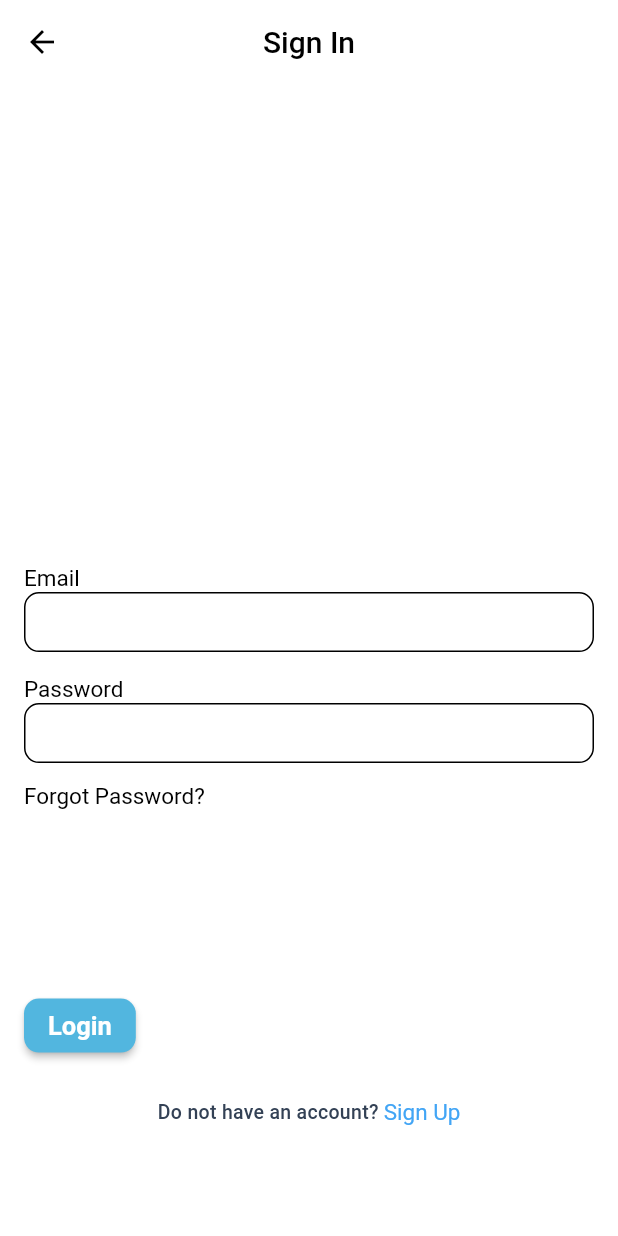
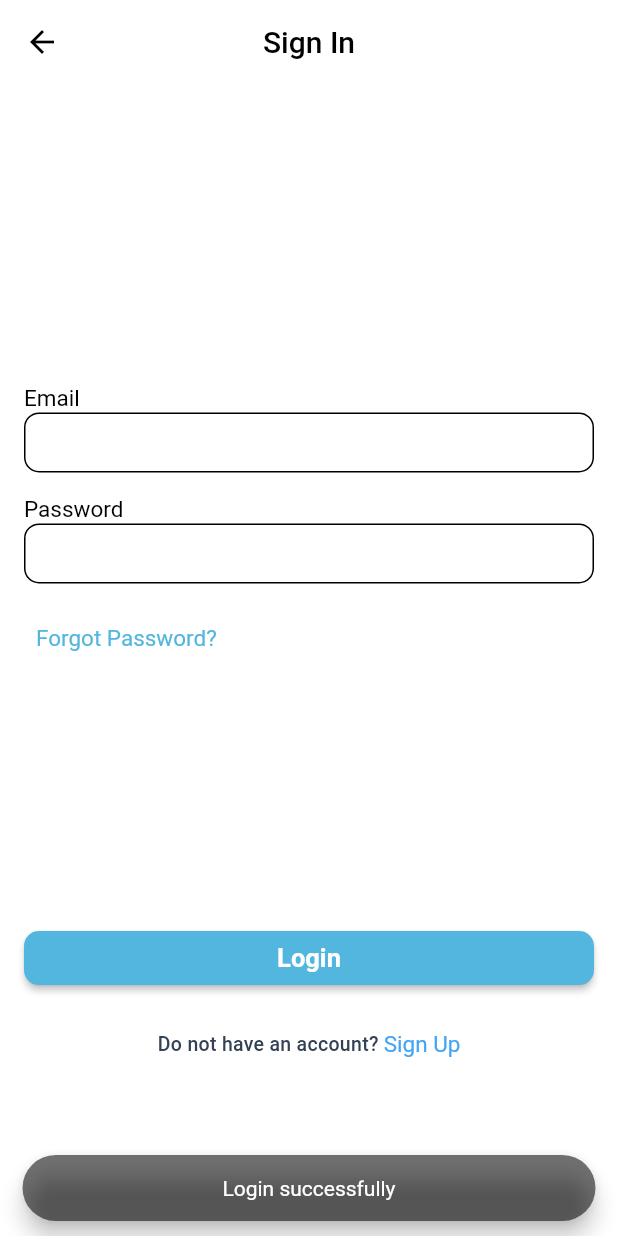
Before and after one commit to AmnaZafar43/CS27_Crime_Detection, a Flutter app: the SignIn screen opened directly, after a tap on "Login", on a phone screen of 412 x 824 dp. Run offline on Flutter 3.47's test engine with Material 2 defaults, Android fonts, the phone set to English and light mode, and no system bars; our stand-ins replace cloud_firestore, firebase_auth, firebase_core; accounts and stored records are empty; Roboto replaces fonts that are missing (Poppins).

Commit message:
Authentication Complete
Complete authentication with firebase

```diff
--- /dev/null
+++ b/crime_detection/lib/Models/user.dart
@@ -0,0 +1,36 @@
+class Users {
+  String name;
+  String email;
+  String password;
+  String username;
+  String userId;
+  String role;
+  DateTime createDate;
+  DateTime updateDate;
+  bool active;
+  Users({
+    required this.name,
+    required this.userId,
+    required this.username,
+    required this.role,
+    required this.createDate,
+    required this.updateDate,
+    required this.active,
+    required this.email,
+    required this.password,
+  });
+
+  Map<String, String> toMap() {
+    return {
+      "name": name,
+      "email": email,
+      "password": password,
+      "username": username,
+      "userId": userId,
+      "role": role,
+      "createDate": createDate.toIso8601String(),
+      "updateDate": updateDate.toIso8601String(),
+      "active": active.toString(),
+    };
+  }
+}
--- /dev/null
+++ b/crime_detection/lib/utils/toast.dart
@@ -0,0 +1,19 @@
+import 'package:flutter/material.dart';
+
+class Utils {
+  void showToast(BuildContext context, String message) {
+    ScaffoldMessenger.of(context).hideCurrentSnackBar();
+    ScaffoldMessenger.of(context).showSnackBar(
+      SnackBar(
+        backgroundColor: Colors.black54,
+        behavior: SnackBarBehavior.floating,
+        shape: const StadiumBorder(),
+        content: Text(
+          message,
+          textAlign: TextAlign.center,
+          style: const TextStyle(color: Colors.white),
+        ),
+      ),
+    );
+  }
+}
--- a/crime_detection/lib/windows/sign_in.dart
+++ b/crime_detection/lib/windows/sign_in.dart
@@ -1,15 +1,29 @@
+// ignore_for_file: use_build_context_synchronously
+
 import 'package:crime_detection/windows/cover_page.dart';
 import 'package:crime_detection/windows/sign_up.dart';
 import 'package:flutter/gestures.dart';
 import 'package:flutter/material.dart';
 
-class SignIn extends StatelessWidget {
+import '../Models/firebase_methods.dart';
+import '../utils/toast.dart';
+
+class SignIn extends StatefulWidget {
   const SignIn({super.key});
+
+  @override
+  State<SignIn> createState() => _SignInState();
+}
+
+class _SignInState extends State<SignIn> {
+  final TextEditingController _email = TextEditingController();
+  final TextEditingController _password = TextEditingController();
+  bool isLoading = false;
 
   @override
   Widget build(BuildContext context) {
     final screenHeight = MediaQuery.of(context).size.height;
-    final screenWidth = MediaQuery.of(context).size.width;
+    // final screenWidth = MediaQuery.of(context).size.width;
     Size s = MediaQuery.sizeOf(context);
     return Scaffold(
       resizeToAvoidBottomInset: false,
@@ -18,7 +32,7 @@ class SignIn extends StatelessWidget {
         elevation: 0,
         leading: IconButton(
           color: Colors.black,
-          icon: Icon(Icons.arrow_back),
+          icon: const Icon(Icons.arrow_back),
           onPressed: () {
             Navigator.push(context,
                 MaterialPageRoute(builder: (context) => const CoverScreen()));
@@ -36,10 +50,10 @@ class SignIn extends StatelessWidget {
         padding: const EdgeInsets.all(16.0),
         child: Column(
           mainAxisAlignment: MainAxisAlignment.center,
-          crossAxisAlignment: CrossAxisAlignment.start,
+          crossAxisAlignment: CrossAxisAlignment.stretch,
           children: [
             SizedBox(
-              height: s.height * 0.3,
+              height: s.height * 0.1,
             ),
             const Text(
               'Email',
@@ -55,11 +69,13 @@ class SignIn extends StatelessWidget {
                 border: Border.all(width: 1, color: Colors.black),
                 borderRadius: BorderRadius.circular(10),
               ),
-              child: const Padding(
-                padding: EdgeInsets.all(6.0),
+              child: Padding(
+                padding: const EdgeInsets.all(6.0),
                 child: TextField(
+                  controller: _email,
+                  style: const TextStyle(color: Colors.black),
                   textAlign: TextAlign.justify,
-                  decoration: InputDecoration(
+                  decoration: const InputDecoration(
                     border: InputBorder.none,
                   ),
                 ),
@@ -80,29 +96,41 @@ class SignIn extends StatelessWidget {
                 border: Border.all(width: 1, color: Colors.black),
                 borderRadius: BorderRadius.circular(10),
               ),
-              child: const Padding(
-                padding: EdgeInsets.all(6.0),
+              child: Padding(
+                padding: const EdgeInsets.all(6.0),
                 child: TextField(
-                  decoration: InputDecoration(
+                  controller: _password,
+                  style: const TextStyle(color: Colors.black),
+                  decoration: const InputDecoration(
                     border: InputBorder.none,
                   ),
                 ),
               ),
             ),
             const SizedBox(height: 13),
-            const Text(
+            Row(
+              children: [
+                TextButton(
+                  onPressed: () {},
+                  child: const Text(
                     'Forgot Password?',
                     style: TextStyle(
-                color: Colors.black,
+                      color: Color(0xFF52B6DF),
                       fontSize: 15,
                       fontWeight: FontWeight.w400,
                     ),
                   ),
-            const SizedBox(height: 120),
+                ),
+              ],
+            ),
+            SizedBox(
+              height: screenHeight * 0.2,
+            ),
             // Sign Up Button
             ElevatedButton(
               onPressed: () {
                 // Handle sign-up here
+                loginButtonPress();
               },
               style: ButtonStyle(
                 backgroundColor: MaterialStateProperty.all(Color(0xFF52B6DF)),
@@ -110,7 +138,11 @@ class SignIn extends StatelessWidget {
                   borderRadius: BorderRadius.circular(10),
                 )),
               ),
-              child: Text(
+              child: isLoading
+                  ? const Center(
+                      child: CircularProgressIndicator(),
+                    )
+                  : const Text(
                       'Login',
                       style: TextStyle(
                         color: Colors.white,
@@ -121,12 +153,11 @@ class SignIn extends StatelessWidget {
                     ),
             ),
             SizedBox(height: screenHeight * 0.03), // Vertical spacing
-
             // Already have an account? Login
             Row(
               mainAxisAlignment: MainAxisAlignment.center,
               children: [
-                Text(
+                const Text(
                   'Do not have an account? ',
                   style: TextStyle(
                     color: Color(0xFF334155),
@@ -157,4 +188,32 @@ class SignIn extends StatelessWidget {
       ),
     );
   }
+
+  void loginButtonPress() async {
+    try {
+      setState(() {
+        isLoading = true;
+      });
+      if (_email.text.isEmpty || _password.text.isEmpty) {
+        Utils().showToast(context, 'Text box should not be empty');
+      } else {
+        await FirebaseMethods().login(
+          _email.text,
+          _password.text,
+        );
       }
+      Utils().showToast(
+        context,
+        'Login successfully',
+      );
+    } catch (e) {
+      Utils().showToast(
+        context,
+        e.toString(),
+      );
+    }
+    setState(() {
+      isLoading = false;
+    });
+  }
+}
```
Also changed, not shown: crime_detection/lib/Models/firebase_methods.dart (added, +48 -0 lines), crime_detection/lib/main.dart (+14 -22 lines), crime_detection/lib/windows/cover_page.dart (+28 -7 lines), crime_detection/lib/windows/sign_up.dart (+90 -23 lines), crime_detection/pubspec.yaml (+7 -0 lines), crime_detection/lib/firebase_options.dart (added), crime_detection/lib/windows/civilian_dashboard.dart (added), crime_detection/pubspec.lock, 5 other files. Lines whose indentation alone changed are shown as unchanged.
